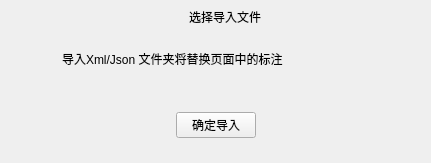
Above: module/importdialog.ui from chenwuwen/ImageLabelSpirit before the change. Below: the same form after it.
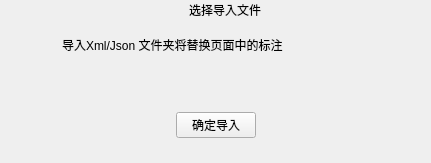
That is the form after the change.

Patch:
```diff
--- a/module/importdialog.ui
+++ b/module/importdialog.ui
@@ -13,7 +13,7 @@
   <property name="windowTitle">
    <string>Form</string>
   </property>
-  <layout class="QGridLayout" name="gridLayout" rowstretch="2,1,1,4" rowminimumheight="0,0,0,0">
+  <layout class="QGridLayout" name="gridLayout" rowstretch="1,1,2,4" rowminimumheight="0,0,0,0">
    <property name="leftMargin">
     <number>0</number>
    </property>
```
Left out of the diff: 3 changed lines with no effect on the pictures.
